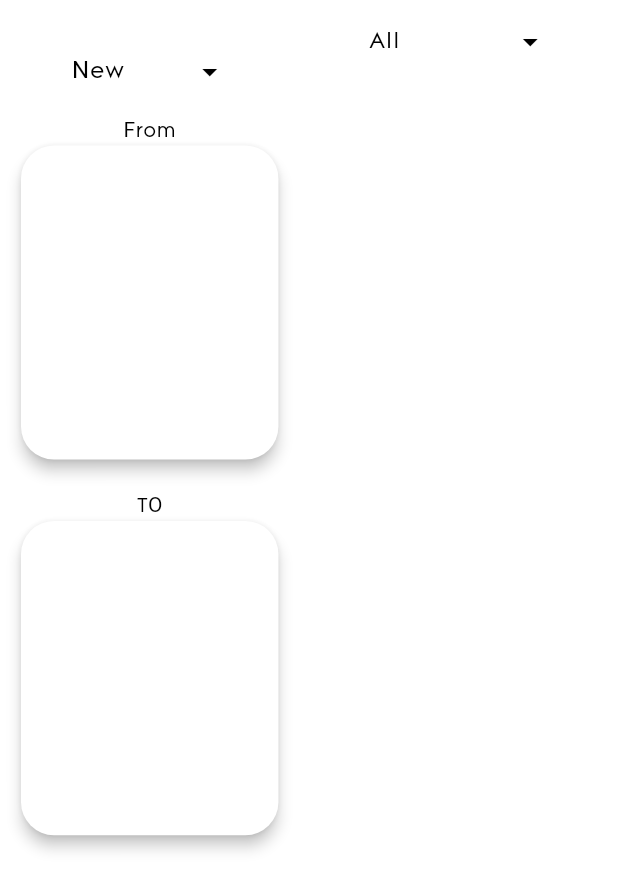
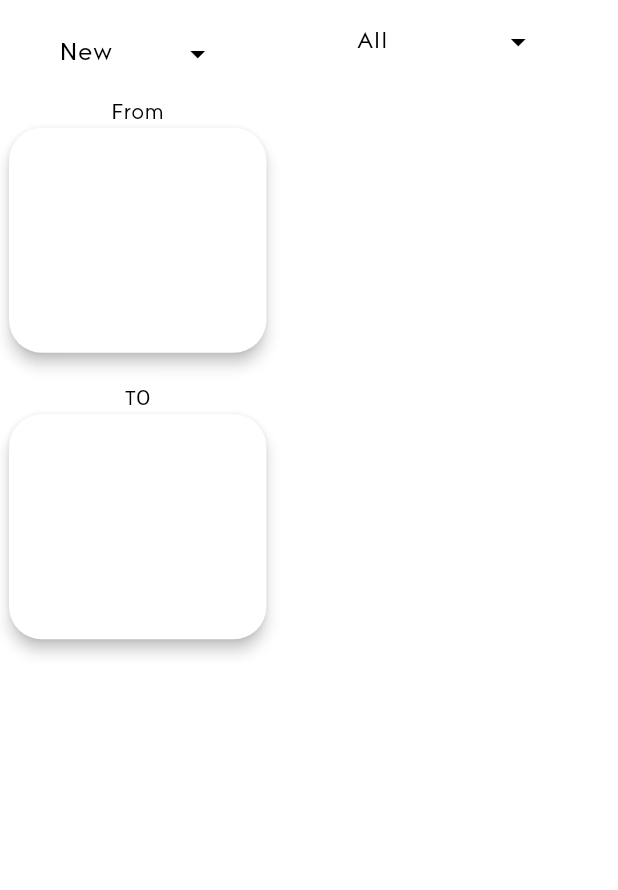
Before and after one commit to Hayko1995/RPEControler, a Flutter app: the AssosiationScreen widget shown alone on an empty page, opened directly, on a phone screen of 412 x 824 dp. Shown: the top 890 px of the screen. Run offline on Flutter 3.47's test engine with Material 3 defaults, Android fonts, the phone set to English and light mode, and no system bars; our stand-ins replace concentric_transition, double_back_to_close_app, eva_icons_flutter, flutter_local_notifications, flutter_slidable, flutter_svg and 10 more; missing offline and left inert: cache_manager, dart:ffi, dart_ping_ios, flutter_background_service, flutter_background_service_android, lan_scanner and 3 more; accounts and stored records are empty.

Commit message:
change manipulation UI

```diff
--- a/lib/presentation/screens/manipulation/screens/assosiation.screen.dart
+++ b/lib/presentation/screens/manipulation/screens/assosiation.screen.dart
@@ -26,10 +26,12 @@ class _AssosiationScreenState extends State<AssosiationScreen> {
     print("item");
     print(customer);
     setState(() {
+      print(3);
       if (!customer.items.contains(item)) {
         customer.items.add(item);
+        customer.size = customer.items.length * 150;
+        print(customer.size);
       }
-      print(customer.items.length);
     });
   }
 
@@ -77,7 +79,7 @@ class _AssosiationScreenState extends State<AssosiationScreen> {
               children: [
                 SizedBox(
                   width: MediaQuery.sizeOf(context).width,
-                  height: MediaQuery.sizeOf(context).height * 0.7,
+                  height: MediaQuery.sizeOf(context).height * 0.82,
                   child: Row(
                     children: [
                       _buildManipulationListRow(),
@@ -107,6 +109,7 @@ class _AssosiationScreenState extends State<AssosiationScreen> {
               onSelected: (String? value) {
                 // This is called when the user selects an item.
                 setState(() {
+                  print(1);
                   dropdownValue = value!;
                 });
               },
@@ -159,12 +162,15 @@ class _AssosiationScreenState extends State<AssosiationScreen> {
     String dropdownValue = clusters.first;
     List<Widget> manipulationWidgets = [];
     // manipulationWidgets.add();
-    return Container(
-      padding: const EdgeInsets.symmetric(
-        horizontal: 8,
-        vertical: 20,
-      ),
+    return SizedBox(
+      height: MediaQuery.sizeOf(context).height*0.8,
+      child: Flexible(
+
+        child: SingleChildScrollView(
+
           child: Column(
+            mainAxisAlignment: MainAxisAlignment.start,
+            mainAxisSize: MainAxisSize.min,
             children: [
               DropdownMenu<String>(
                 initialSelection: clusters.first,
@@ -180,29 +186,35 @@ class _AssosiationScreenState extends State<AssosiationScreen> {
                 }).toList(),
               ),
               Text("From"),
-          _buildPersonWithDropZone(activeAreas[0]),
+              SizedBox(
+                  height: (activeAreas[0].size / 1),
+                  child: _buildPersonWithDropZone(activeAreas[0])),
               const SizedBox(
                 height: 20,
               ),
               Text("TO"),
-          _buildPersonWithDropZone(activeAreas[1])
+              SizedBox(
+                  height: (activeAreas[1].size / 1),
+                  child: _buildPersonWithDropZone(activeAreas[1]))
             ],
+          ),
+        ),
       ),
     );
   }
 
   Widget _buildPersonWithDropZone(ActiveArea customer) {
-    return Expanded(
-      child: Padding(
+    return Padding(
       padding: const EdgeInsets.symmetric(
         horizontal: 6,
       ),
       child: DragTarget<Item>(
         builder: (context, candidateItems, rejectedItems) {
-            return ManipulationCluster(
+          return ManipulationAssociations(
             hasItems: customer.items.isNotEmpty,
             highlighted: candidateItems.isNotEmpty,
             customer: customer,
+            function: methodInParent,
           );
         },
         onAccept: (item) {
@@ -212,7 +224,10 @@ class _AssosiationScreenState extends State<AssosiationScreen> {
           );
         },
       ),
-      ),
     );
   }
+
+  methodInParent() => setState(() {
+        print("state");
+      });
 }
--- a/lib/presentation/screens/manipulation/widgets/models.dart
+++ b/lib/presentation/screens/manipulation/widgets/models.dart
@@ -16,5 +16,7 @@ class ActiveArea {
     List<Item>? items,
   }) : items = items ?? [];
 
+
   final List<Item> items;
+  late int size = 150;
 }
--- a/lib/presentation/screens/manipulation/widgets/widgets.dart
+++ b/lib/presentation/screens/manipulation/widgets/widgets.dart
@@ -2,7 +2,7 @@ import 'package:flutter/material.dart';
 import 'package:flutter_slidable/flutter_slidable.dart';
 import 'package:rpe_c/presentation/screens/manipulation/widgets/models.dart';
 
-
+// Cluster widget
 class ManipulationCluster extends StatefulWidget {
   const ManipulationCluster({
     super.key,
@@ -11,13 +11,12 @@ class ManipulationCluster extends StatefulWidget {
     this.hasItems = false,
   });
 
-
   final ActiveArea customer;
   final bool highlighted;
   final bool hasItems;
 
   @override
-  State<ManipulationCluster> createState() => _ManipulationAssociations();
+  State<ManipulationCluster> createState() => _ManipulationClusterState();
 }
 
 class _ManipulationClusterState extends State<ManipulationCluster> {
@@ -32,7 +31,6 @@ class _ManipulationClusterState extends State<ManipulationCluster> {
               setState(() {
                 widget.customer.items.removeAt(index);
               });
-
             },
             backgroundColor: const Color(0xFFFE4A49),
             foregroundColor: Colors.white,
@@ -63,17 +61,15 @@ class _ManipulationClusterState extends State<ManipulationCluster> {
             horizontal: 24,
             vertical: 12,
           ),
-          child: SingleChildScrollView(
-
           child: SizedBox(
-              height:  MediaQuery.sizeOf(context).height* 0.7,
+            height: MediaQuery.sizeOf(context).height * 0.7,
             width: MediaQuery.sizeOf(context).width * 0.3,
             child: ListView.builder(
               itemCount: widget.customer.items.length,
               itemBuilder: (BuildContext context, int index) {
-                  return addSlidableWidget(widget.customer.items[index].name, index);
+                return addSlidableWidget(
+                    widget.customer.items[index].name, index);
               },
-              ),
             ),
           ),
         ),
@@ -82,7 +78,27 @@ class _ManipulationClusterState extends State<ManipulationCluster> {
   }
 }
 
-class _ManipulationAssociations extends State<ManipulationCluster> {
+//association widget
+class ManipulationAssociations extends StatefulWidget {
+  final VoidCallback function;
+
+  const ManipulationAssociations({
+    super.key,
+    required this.customer,
+    this.highlighted = false,
+    this.hasItems = false,
+    required this.function,
+  });
+
+  final ActiveArea customer;
+  final bool highlighted;
+  final bool hasItems;
+
+  @override
+  State<ManipulationAssociations> createState() => _ManipulationAssociations();
+}
+
+class _ManipulationAssociations extends State<ManipulationAssociations> {
   Widget addSlidableWidget(name, index) {
     return Column(
       children: [
@@ -94,9 +110,16 @@ class _ManipulationAssociations extends State<ManipulationCluster> {
               SlidableAction(
                 onPressed: (BuildContext context) {
                   setState(() {
+                    print(widget.customer.size);
                     widget.customer.items.removeAt(index);
+                    if (widget.customer.items.length * 150 < 150) {
+                      widget.customer.size = 150;
+                    } else {
+                      widget.customer.size = widget.customer.items.length * 150;
+                    }
+
+                    widget.function();
                   });
-
                 },
                 backgroundColor: const Color(0xFFFE4A49),
                 foregroundColor: Colors.white,
@@ -111,10 +134,14 @@ class _ManipulationAssociations extends State<ManipulationCluster> {
           child: ListTile(title: Text(name)),
         ),
         Slider(
-          value: 0.5, // The initial value of the slider
-          min: 0, // The minimum value of the slider
-          max: 1, // The maximum value of the slider
-          divisions: 10, // The number of divisions on the slider
+          value: 0.5,
+          // The initial value of the slider
+          min: 0,
+          // The minimum value of the slider
+          max: 1,
+          // The maximum value of the slider
+          divisions: 10,
+          // The number of divisions on the slider
           onChanged: (double value) {
             // This callback is called whenever the slider value changes
             // Use the value parameter to update your application state
@@ -139,17 +166,15 @@ class _ManipulationAssociations extends State<ManipulationCluster> {
             horizontal: 24,
             vertical: 12,
           ),
-          child: SingleChildScrollView(
-
           child: SizedBox(
-              height:  MediaQuery.sizeOf(context).height* 0.7,
+            height: MediaQuery.sizeOf(context).height * 0.7,
             width: MediaQuery.sizeOf(context).width * 0.3,
             child: ListView.builder(
               itemCount: widget.customer.items.length,
               itemBuilder: (BuildContext context, int index) {
-                  return addSlidableWidget(widget.customer.items[index].name, index);
+                return addSlidableWidget(
+                    widget.customer.items[index].name, index);
               },
-              ),
             ),
           ),
         ),
@@ -255,6 +280,6 @@ class DraggingListItem extends StatelessWidget {
   }
 }
 
-Widget sliderWidget(){
+Widget sliderWidget() {
   return Text("aaaa");
 }
```
Also changed, not shown: lib/presentation/screens/manipulation/manipulation.screen.dart (+31 -22 lines). Lines whose indentation alone changed are shown as unchanged.
